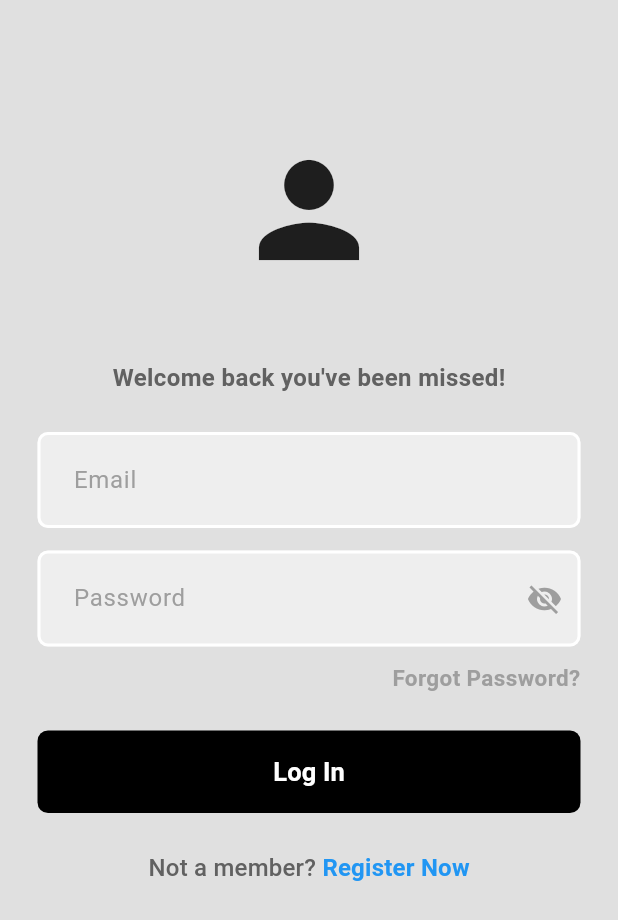
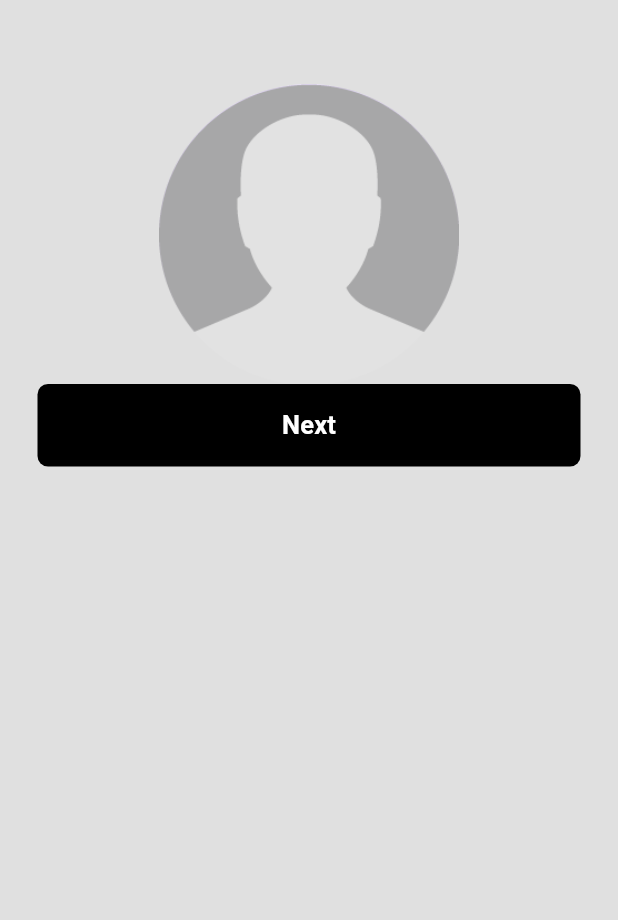
Before and after one commit to es-amit/Startup-Saathi, a Flutter app: the screen it shows after launch, on a phone screen of 412 x 824 dp. Shown: the top 920 px of the screen. Run offline on Flutter 3.47's test engine with Material 3 defaults, Android fonts, the phone set to English and light mode, and no system bars; our stand-ins replace cached_network_image, cloud_firestore, equatable, firebase_auth, firebase_core, firebase_storage and 3 more; accounts and stored records are empty.

Commit message:
Personal-details-page

```diff
--- a/lib/core/constants.dart
+++ b/lib/core/constants.dart
@@ -2,6 +2,7 @@ class PageConst {
   static const String logInPage = 'logInPage';
   static const String registerPage = 'registerPage';
   static const String homePage = 'homePage';
+  static const String personalDetailsPage = 'personalDetailsPage';
 }
 
 class FirebaseConst {
--- /dev/null
+++ b/lib/core/image_picker_helper.dart
@@ -0,0 +1,31 @@
+import 'dart:developer';
+import 'dart:io';
+
+import 'package:flutter/foundation.dart' show immutable;
+import 'package:image_picker/image_picker.dart';
+
+@immutable
+class ImagePickerHelper {
+  static final ImagePicker _imagePicker = ImagePicker();
+
+  static Future<File?> pickImageFromGallery() async {
+    log('pick');
+    final res =
+        await _imagePicker.pickImage(source: ImageSource.gallery).toFile();
+
+    if (res == null) {
+      log('null');
+    } else {
+      log(res.path);
+    }
+    return res;
+  }
+
+  static Future<File?> pickVideoFromGallery() =>
+      _imagePicker.pickVideo(source: ImageSource.gallery).toFile();
+}
+
+extension ToFile on Future<XFile?> {
+  Future<File?> toFile() => then((xFile) => xFile?.path)
+      .then((filePath) => filePath != null ? File(filePath) : null);
+}
--- a/lib/core/routes/routes.dart
+++ b/lib/core/routes/routes.dart
@@ -1,5 +1,6 @@
 import 'package:flutter/material.dart';
 import 'package:startup_saathi/core/constants.dart';
+import 'package:startup_saathi/features/presentation/page/credential/personal_details_page.dart';
 import '../../features/presentation/page/credential/register_page.dart';
 import '../../features/presentation/page/home/home_page.dart';
 
@@ -16,6 +17,9 @@ class OnGenerateRoute {
 
       case PageConst.homePage:
         return routeBuilder(const HomePage());
+
+      case PageConst.personalDetailsPage:
+        return routeBuilder(const PersonalDetailsPage());
 
       default:
         return routeBuilder(const NoPageFound());
--- a/lib/core/strings/app_strings.dart
+++ b/lib/core/strings/app_strings.dart
@@ -17,4 +17,5 @@ class AppStrings {
   static const String registerNow = 'Register Now';
   static const String firstName = 'First Name';
   static const String lastName = 'Last Name';
+  static const String college = 'College';
 }
--- /dev/null
+++ b/lib/features/presentation/page/credential/personal_details_page.dart
@@ -0,0 +1,128 @@
+import 'dart:developer';
+import 'dart:io';
+
+import 'package:flutter/material.dart';
+import 'package:startup_saathi/core/image_picker_helper.dart';
+import 'package:startup_saathi/features/presentation/widgets/custom_button.dart';
+import 'package:startup_saathi/features/presentation/widgets/profile_image.dart';
+
+class PersonalDetailsPage extends StatefulWidget {
+  const PersonalDetailsPage({super.key});
+
+  @override
+  State<PersonalDetailsPage> createState() => _PersonalDetailsPageState();
+}
+
+class _PersonalDetailsPageState extends State<PersonalDetailsPage> {
+  // File? image;
+  late TextEditingController _firstNameController;
+  late TextEditingController _lastNameController;
+  late TextEditingController _collegeNameController;
+  File? image;
+  String selectedCity = '';
+
+  @override
+  void initState() {
+    super.initState();
+    _firstNameController = TextEditingController();
+    _lastNameController = TextEditingController();
+    _collegeNameController = TextEditingController();
+  }
+
+  @override
+  void dispose() {
+    _firstNameController.dispose();
+    _lastNameController.dispose();
+    _collegeNameController.dispose();
+    super.dispose();
+  }
+
+  void getImage() {
+    ImagePickerHelper.pickImageFromGallery().then((selectedImage) {
+      setState(() {
+        image = selectedImage;
+      });
+    });
+  }
+
+  @override
+  Widget build(BuildContext context) {
+    return Scaffold(
+      appBar: AppBar(),
+      body: SafeArea(
+        child: SingleChildScrollView(
+          child: Padding(
+            padding: const EdgeInsets.symmetric(horizontal: 25.0),
+            child: Column(
+              children: [
+                ProfileImageWidget(
+                  image: image,
+                  getImage: getImage,
+                ),
+                // const SizedBox(
+                //   height: 80,
+                // ),
+                // CustomTextField(
+                //   hintText: AppStrings.firstName,
+                //   controller: _firstNameController,
+                // ),
+                // const SizedBox(
+                //   height: 10,
+                // ),
+                // CustomTextField(
+                //   hintText: AppStrings.lastName,
+                //   controller: _lastNameController,
+                // ),
+                // const SizedBox(
+                //   height: 10,
+                // ),
+                // CustomTextField(
+                //   hintText: AppStrings.college,
+                //   controller: _collegeNameController,
+                // ),
+                // const SizedBox(
+                //   height: 10,
+                // ),
+                // SizedBox(
+                //   child: CSCPicker(
+                //     onCountryChanged: (country) {
+                //       setState(() {
+                //         selectedCity = country;
+                //       });
+                //     },
+                //     onStateChanged: (state) {
+                //       if (state != null) {
+                //         setState(() {
+                //           selectedCity = '$selectedCity, $state';
+                //         });
+                //       }
+                //     },
+                //     onCityChanged: (city) {
+                //       if (city != null) {
+                //         setState(() {
+                //           selectedCity = '$selectedCity, $city';
+                //         });
+                //       }
+                //     },
+                //   ),
+                // ),
+                // const SizedBox(
+                //   height: 25,
+                // ),
+                CustomButton(
+                  text: 'Next',
+                  onPressed: () {
+                    log(_firstNameController.text);
+                    log(_lastNameController.text);
+                    log(_collegeNameController.text);
+                    log(selectedCity);
+                  },
+                )
+              ],
+            ),
+          ),
+        ),
+      ),
+    );
+  }
+}
--- a/lib/features/presentation/page/credential/register_page.dart
+++ b/lib/features/presentation/page/credential/register_page.dart
@@ -150,7 +150,7 @@ class _RegisterPageState extends State<RegisterPage> {
                 text: AppStrings.register,
                 onPressed: () {
                   if (formKey.currentState!.validate()) {
-                    _registerUser();
+                    // _registerUser();
                   }
                 },
               ),
--- /dev/null
+++ b/lib/features/presentation/widgets/profile_image.dart
@@ -0,0 +1,26 @@
+import 'dart:io';
+
+import 'package:flutter/material.dart';
+
+class ProfileImageWidget extends StatelessWidget {
+  final File? image;
+  final VoidCallback getImage;
+
+  const ProfileImageWidget({
+    super.key,
+    required this.image,
+    required this.getImage,
+  });
+
+  @override
+  Widget build(BuildContext context) {
+    return GestureDetector(
+      onTap: getImage,
+      child: CircleAvatar(
+        radius: 100,
+        backgroundImage: image != null ? FileImage(image!) : null,
+        child: image == null ? Image.asset('assets/profile_default.png') : null,
+      ),
+    );
+  }
+}
--- a/lib/main.dart
+++ b/lib/main.dart
@@ -5,7 +5,7 @@
 import 'package:startup_saathi/core/theme/theme.dart';
 import 'package:startup_saathi/features/presentation/cubit/auth/auth_cubit.dart';
 import 'package:startup_saathi/features/presentation/cubit/credential/credential_cubit.dart';
-import 'package:startup_saathi/features/presentation/page/credential/log_in_page.dart';
+import 'package:startup_saathi/features/presentation/page/credential/personal_details_page.dart';
 import 'package:startup_saathi/features/presentation/page/home/home_page.dart';
 import 'package:startup_saathi/firebase_options.dart';
 import 'package:startup_saathi/init_dependencies.dart' as di;
@@ -38,7 +38,7 @@
         title: 'Startup Saathi',
         theme: AppTheme.lightThemeMode,
         onGenerateRoute: OnGenerateRoute.route,
-        initialRoute: PageConst.logInPage,
+        initialRoute: PageConst.personalDetailsPage,
         routes: {
           '/': (context) {
             return BlocBuilder<AuthCubit, AuthState>(
@@ -46,7 +46,7 @@
                 if (authState is Authenticated) {
                   return const HomePage();
                 } else {
-                  return const LogInPage();
+                  return const PersonalDetailsPage();
                 }
               },
             );
```
Also changed, not shown: lib/profile_widget.dart (added, +35 -0 lines), pubspec.yaml (+4 -6 lines), assets/profile_default.png (added), pubspec.lock, 5 other files.
